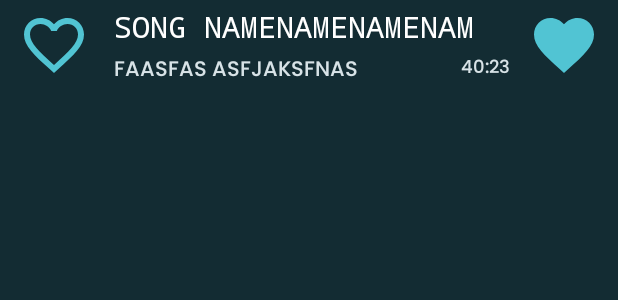
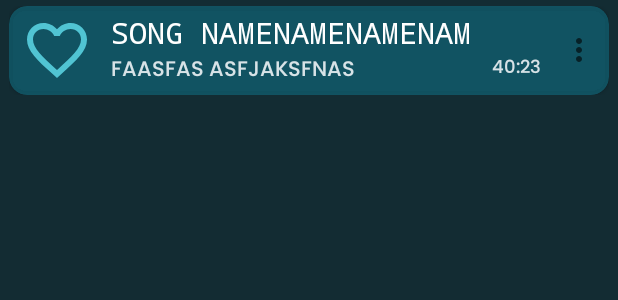
Before and after one commit to ETS-Android3/mobile-course-application, an Android app: the layout c_song_item.xml on its own in the app's theme, with its tools: preview values and no code run, on a phone screen of 412 x 824 dp. Shown: the top 300 px of the screen. Run offline under Robolectric (Android 15) with nearby library versions, the phone set to English and light mode, and no system bars.

Commit message:
playlist logic, songsmenu - popup

```diff
--- a/app/src/main/java/com/example/mobile30_03/fragment/SongsFragment.java
+++ b/app/src/main/java/com/example/mobile30_03/fragment/SongsFragment.java
@@ -34,7 +34,7 @@ public class SongsFragment extends Fragment {
     public View onCreateView(LayoutInflater inflater, ViewGroup container,Bundle savedInstanceState) {
         binding = FragmentSongsBinding.inflate(inflater,container,false);
 
-        mediaPlayerManager.updateMusicList(getActivity());
+        mediaPlayerManager.fetchAllSongs(getActivity());
 
         mSongList = binding.rvSongs;
         LinearLayoutManager layoutManager = new LinearLayoutManager(getActivity());
--- a/app/src/main/java/com/example/mobile30_03/models/AppUsers.java
+++ b/app/src/main/java/com/example/mobile30_03/models/AppUsers.java
@@ -24,7 +24,7 @@ public class AppUsers {
         users.add(new User("ahmet", "2332", "1232@gmail.com", "3223"));
         users.add(new User("mehmet", "mehme", "1111@gmail.com", "1221"));
         users.add(new User("faruk", "faruka", "2222@gmail.com", "4554"));
-        users.add(new User("admin", "admin", "furkanx54x@gmail.com", "5435"));
+        users.add(new User("admin2", "admin", "furkanx54x@gmail.com", "5435"));
         users.add(new User("aslihant", "421100", "trhnaslhnt@gmail.com", "5076538444"));
     }
 
--- a/app/src/main/java/com/example/mobile30_03/models/Playlist.java
+++ b/app/src/main/java/com/example/mobile30_03/models/Playlist.java
@@ -14,7 +14,6 @@ public class Playlist {
         this.artworkUrl = artworkUrl;
         this.songs = songs;
     }
-
 
     public String getName() {
         return name;
--- /dev/null
+++ b/app/src/main/java/com/example/mobile30_03/utils/PlaylistManager.java
@@ -0,0 +1,6 @@
+package com.example.mobile30_03.utils;
+
+public class PlaylistManager {
+    private static PlaylistManager instance = null;
+
+}
--- a/app/src/main/res/layout/c_song_item.xml
+++ b/app/src/main/res/layout/c_song_item.xml
@@ -2,70 +2,94 @@
 <androidx.constraintlayout.widget.ConstraintLayout xmlns:android="http://schemas.android.com/apk/res/android"
     xmlns:app="http://schemas.android.com/apk/res-auto"
     xmlns:tools="http://schemas.android.com/tools"
-    android:id="@+id/cl_song_itemview"
     android:layout_width="match_parent"
     android:layout_height="wrap_content"
-    android:minWidth="150dp">
+    android:padding="4dp"
+    android:paddingStart="6dp"
+    android:paddingEnd="6dp">
+
+    <androidx.cardview.widget.CardView
+        android:id="@+id/cvSong"
+        android:layout_width="match_parent"
+        android:layout_height="wrap_content"
+        app:cardBackgroundColor="#9A126E82"
+        app:cardCornerRadius="12dp"
+        app:layout_constraintEnd_toEndOf="parent"
+        app:layout_constraintStart_toStartOf="parent"
+        app:layout_constraintTop_toTopOf="parent">
+
+        <androidx.constraintlayout.widget.ConstraintLayout
+            android:layout_width="match_parent"
+            android:layout_height="match_parent"
+            android:backgroundTint="#00000000">
 
             <ImageView
-        android:id="@+id/iv_album_art"
+                android:id="@+id/ivSongMore"
+                android:layout_width="24dp"
+                android:layout_height="24dp"
+                android:layout_marginEnd="8dp"
+                app:layout_constraintBottom_toBottomOf="@+id/ivAlbumArt"
+                app:layout_constraintEnd_toEndOf="parent"
+                app:layout_constraintTop_toTopOf="@+id/ivAlbumArt"
+                app:srcCompat="@drawable/more_clip" />
+
+            <ImageView
+                android:id="@+id/ivAlbumArt"
                 android:layout_width="48dp"
                 android:layout_height="48dp"
-        android:layout_marginStart="12dp"
+                android:layout_marginStart="8dp"
                 android:layout_marginTop="4dp"
                 android:layout_marginBottom="4dp"
                 app:layout_constraintBottom_toBottomOf="parent"
                 app:layout_constraintStart_toStartOf="parent"
                 app:layout_constraintTop_toTopOf="parent"
+                app:layout_constraintVertical_bias="0.4"
                 app:srcCompat="@drawable/ic_baseline_favorite_border" />
 
-    <ImageView
-        android:id="@+id/iv_favorite"
-        android:layout_width="48dp"
-        android:layout_height="48dp"
-        android:layout_marginTop="4dp"
-        android:layout_marginEnd="12dp"
+            <TextView
+                android:id="@+id/tvArtistName"
+                android:layout_width="0dp"
+                android:layout_height="wrap_content"
+                android:layout_marginEnd="48dp"
                 android:layout_marginBottom="4dp"
+                android:text="FAASFAS ASFJAKSFNAS"
+                android:textAlignment="textStart"
+                android:textSize="14sp"
                 app:layout_constraintBottom_toBottomOf="parent"
-        app:layout_constraintEnd_toEndOf="parent"
-        app:layout_constraintTop_toTopOf="parent"
-        app:srcCompat="@drawable/ic_baseline_favorite_filled" />
+                app:layout_constraintEnd_toStartOf="@+id/ivSongMore"
+                app:layout_constraintStart_toStartOf="@+id/tvSongName"
+                app:layout_constraintTop_toBottomOf="@+id/tvSongName" />
 
             <TextView
-        android:id="@+id/tv_song_name"
+                android:id="@+id/tvSongName"
                 style="@style/TextAppearance.AppCompat.Title.Inverse"
                 android:layout_width="0dp"
                 android:layout_height="wrap_content"
-        android:layout_marginStart="16dp"
+                android:layout_marginStart="12dp"
                 android:layout_marginTop="4dp"
+                android:layout_marginEnd="12dp"
                 android:fontFamily="monospace"
                 android:maxLength="20"
                 android:maxLines="1"
                 android:textColor="#fff"
-        app:layout_constraintEnd_toStartOf="@+id/iv_favorite"
-        app:layout_constraintStart_toEndOf="@+id/iv_album_art"
+                app:layout_constraintEnd_toStartOf="@+id/ivSongMore"
+                app:layout_constraintStart_toEndOf="@+id/ivAlbumArt"
                 app:layout_constraintTop_toTopOf="parent"
                 tools:text="SONG NAMENAMENAMENAME HERE" />
 
             <TextView
-        android:id="@+id/tv_artist_name"
-        android:layout_width="wrap_content"
-        android:layout_height="wrap_content"
-        android:layout_marginStart="16dp"
-        android:layout_marginTop="4dp"
-        android:text="FAASFAS ASFJAKSFNAS"
-        android:textSize="14sp"
-        app:layout_constraintStart_toEndOf="@+id/iv_album_art"
-        app:layout_constraintTop_toBottomOf="@+id/tv_song_name" />
-
-    <TextView
-        android:id="@+id/tv_duration"
-        android:layout_width="wrap_content"
-        android:layout_height="wrap_content"
+                android:id="@+id/tvDuration"
+                android:layout_width="0dp"
+                android:layout_height="0dp"
                 android:layout_marginEnd="12dp"
                 android:text="40:23"
+                android:textAlignment="center"
                 android:textSize="12sp"
-        app:layout_constraintBottom_toBottomOf="parent"
-        app:layout_constraintEnd_toStartOf="@+id/iv_favorite"
-        app:layout_constraintTop_toBottomOf="@+id/tv_song_name" />
+                app:layout_constraintBottom_toBottomOf="@+id/tvArtistName"
+                app:layout_constraintEnd_toStartOf="@+id/ivSongMore"
+                app:layout_constraintStart_toEndOf="@+id/tvArtistName"
+                app:layout_constraintTop_toTopOf="@+id/tvArtistName" />
         </androidx.constraintlayout.widget.ConstraintLayout>
+    </androidx.cardview.widget.CardView>
+
+</androidx.constraintlayout.widget.ConstraintLayout>
--- a/app/src/main/res/layout/fragment_player.xml
+++ b/app/src/main/res/layout/fragment_player.xml
@@ -20,7 +20,7 @@
 
 
         <TextView
-            android:id="@+id/tv_song_name"
+            android:id="@+id/tvSongName"
             style="@style/TextAppearance.AppCompat.Title.Inverse"
             android:layout_width="wrap_content"
             android:layout_height="wrap_content"
@@ -29,7 +29,7 @@
             android:paddingEnd="0dp"/>
 
         <TextView
-            android:id="@+id/tv_artist_name"
+            android:id="@+id/tvArtistName"
             style="@style/TextAppearance.AppCompat.Body1"
             android:layout_width="wrap_content"
             android:layout_height="wrap_content"
@@ -148,7 +148,7 @@
     </LinearLayout>
 
     <ImageView
-        android:id="@+id/iv_album_art"
+        android:id="@+id/ivAlbumArt"
         android:layout_width="0dp"
         android:layout_height="0dp"
         android:layout_marginTop="48dp"
--- a/app/src/main/res/layout/fragment_playlist.xml
+++ b/app/src/main/res/layout/fragment_playlist.xml
@@ -30,6 +30,7 @@
         android:id="@+id/rvPlaylists"
         android:layout_width="0dp"
         android:layout_height="0dp"
+        android:layout_marginTop="4dp"
         app:layout_constraintBottom_toBottomOf="parent"
         app:layout_constraintEnd_toEndOf="parent"
         app:layout_constraintStart_toStartOf="parent"
--- /dev/null
+++ b/app/src/main/res/menu/playlist_more_popup.xml
@@ -0,0 +1,4 @@
+<?xml version="1.0" encoding="utf-8"?>
+<menu xmlns:android="http://schemas.android.com/apk/res/android">
+
+</menu>
--- a/app/src/main/res/values/themes.xml
+++ b/app/src/main/res/values/themes.xml
@@ -1,6 +1,6 @@
 <resources xmlns:tools="http://schemas.android.com/tools">
     <!-- Base application theme. -->
-    <style name="Theme.Mobile3003" parent="Theme.MaterialComponents.DayNight.NoActionBar">
+    <style name="Theme.Mobile3003" parent="Theme.MaterialComponents.DayNight.DarkActionBar">
         <!-- Primary brand color. -->
         <item name="colorPrimary">@color/navy</item>
         <item name="colorPrimaryVariant">@color/blue</item>
@@ -12,18 +12,15 @@
         <!-- Status bar color. -->
         <item name="android:statusBarColor" tools:targetApi="l">?attr/colorPrimaryVariant</item>
         <!-- Customize your theme here. -->
-        <item name="android:background">@color/space</item>
+        <item name="android:fontFamily">@font/poppins_medium</item>
+        <item name="android:textColorPrimary">@color/grey</item>
+
+        <item name="android:colorBackground">@color/space</item>
         <item name="android:textColor">@color/grey</item>
         <item name="android:editTextColor">@color/grey</item>
         <item name="android:textColorHint">@color/grey</item>
-<!--        <item name="android:editTextBackground">@android:color/transparent</item>-->
-<!--        FONT-->
-        <item name="android:fontFamily">@font/poppins_medium</item>
-    </style>
-    <style name="Theme.Mobile3003.NoActionBar">
+
         <item name="windowActionBar">false</item>
         <item name="windowNoTitle">true</item>
     </style>
-    <style name="Theme.Mobile3003.AppBarOverlay" parent="ThemeOverlay.AppCompat.Dark.ActionBar" />
-    <style name="Theme.Mobile3003.PopupOverlay" parent="ThemeOverlay.AppCompat.Light" />
 </resources>
```
Also changed, not shown: app/src/main/AndroidManifest.xml (+4 -5 lines), app/src/main/java/com/example/mobile30_03/auth/HomeActivity.java (+26 -16 lines), app/src/main/java/com/example/mobile30_03/fragment/PlayerFragment.java (+5 -5 lines), app/src/main/java/com/example/mobile30_03/utils/MediaPlayerManager.java (+16 -13 lines), app/src/main/java/com/example/mobile30_03/utils/SongsAdapter.java (+67 -21 lines), app/src/main/res/layout/add_to_playlist.xml (added, +49 -0 lines), app/src/main/res/layout/c_playlist_item.xml (+8 -5 lines), app/src/main/res/menu/song_more_popup.xml (added, +13 -0 lines). Lines whose indentation alone changed are shown as unchanged.
